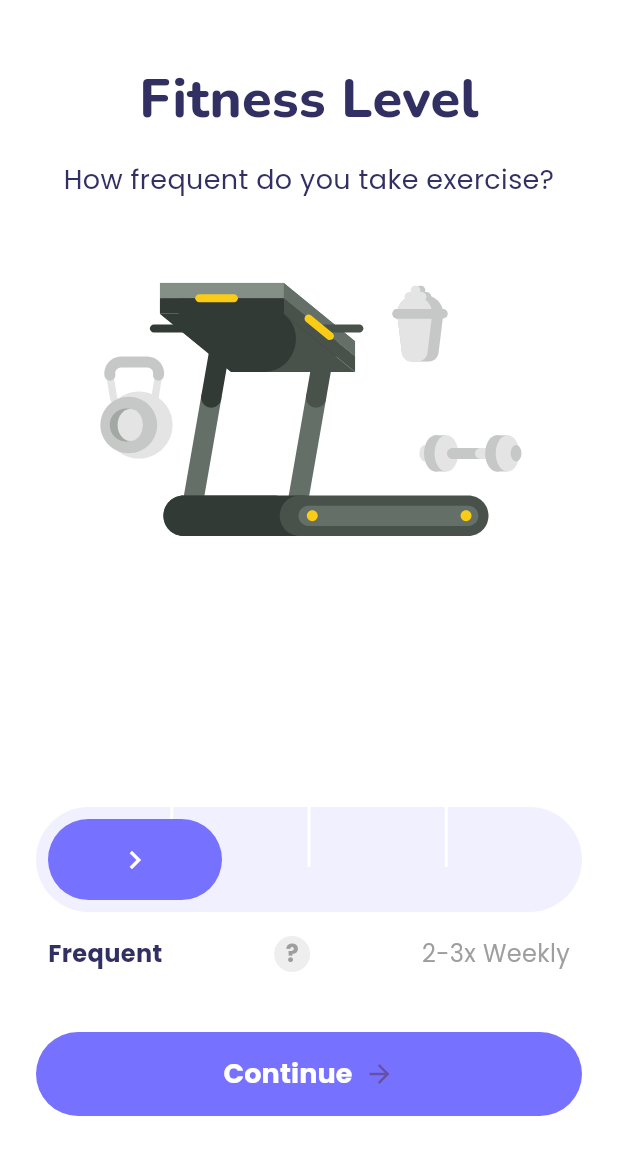
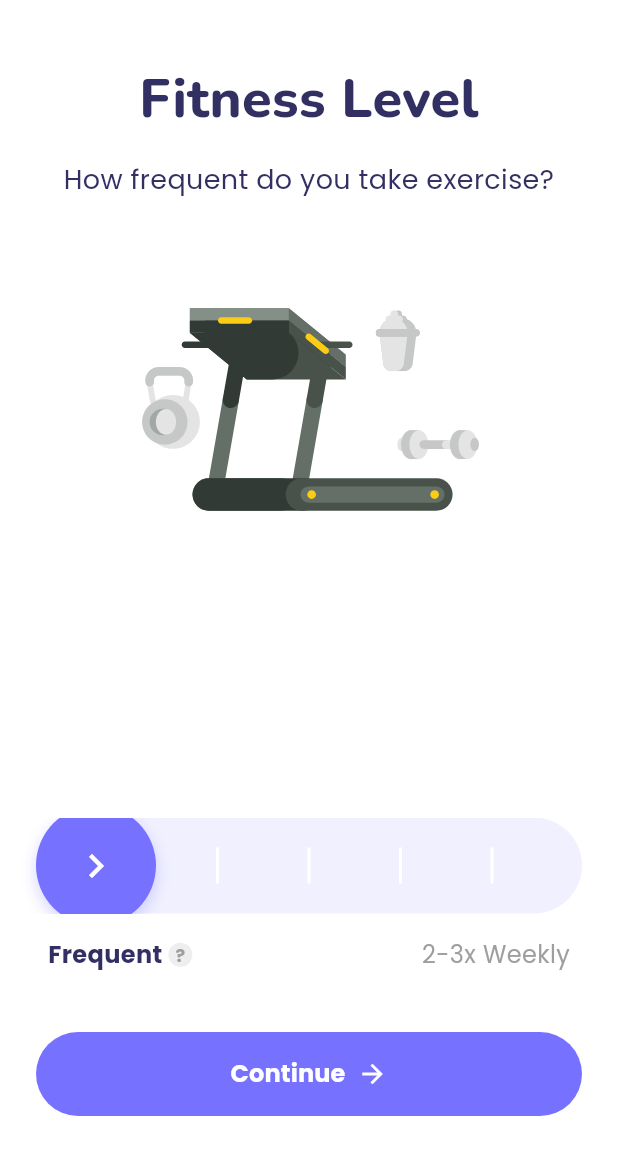
Before and after one commit to i-sifat/Water-Tracker, a Flutter app: the FitnessLevelScreen screen opened directly, on a phone screen of 412 x 824 dp, the part 84-1236 px from its top. Run offline on Flutter 3.47's test engine with Material 3 defaults, Android fonts, the phone set to English and light mode, and no system bars; our stand-ins replace fl_chart, flutter_svg, lottie, shared_preferences, vibration; accounts and stored records are empty.

Commit message:
onboarding trainning page fix

```diff
--- a/lib/screens/onboarding/training-frequency-screen.dart
+++ b/lib/screens/onboarding/training-frequency-screen.dart
@@ -1,7 +1,10 @@
 import 'package:flutter/material.dart';
 import 'package:flutter/services.dart';
+import 'package:flutter_svg/flutter_svg.dart';
+import 'package:shared_preferences/shared_preferences.dart';
+import 'package:watertracker/screens/onboarding/vegetables-fruits-screen.dart';
 import 'package:watertracker/utils/app_colors.dart';
-import 'package:flutter_svg/flutter_svg.dart';
+import 'package:watertracker/widgets/primary_button.dart';
 
 class FitnessLevelScreen extends StatefulWidget {
   const FitnessLevelScreen({Key? key}) : super(key: key);
@@ -11,7 +14,20 @@ class FitnessLevelScreen extends StatefulWidget {
 }
 
 class _FitnessLevelScreenState extends State<FitnessLevelScreen> {
-  int _selectedLevel = 0; // Default to first option (Frequent)
+  int _selectedLevel = 0;
+
+  Future<void> _saveFitnessLevel() async {
+    final prefs = await SharedPreferences.getInstance();
+    await prefs.setInt('fitness_level', _selectedLevel);
+  }
+
+  void _handleContinue() {
+    _saveFitnessLevel().then((_) {
+      Navigator.of(context).push(
+        MaterialPageRoute(builder: (context) => const VegetablesFruitsScreen()),
+      );
+    });
+  }
 
   @override
   Widget build(BuildContext context) {
@@ -85,101 +101,93 @@ class _FitnessLevelScreenState extends State<FitnessLevelScreen> {
                   ),
                   textAlign: TextAlign.center,
                 ),
-                const SizedBox(height: 40),
+                const SizedBox(height: 60),
 
-                // Fitness equipment illustration with additional equipment icons
-                Stack(
-                  alignment: Alignment.center,
-                  children: [
-                    // Main treadmill
-                    SvgPicture.asset(
+                // Fitness equipment illustration
+                SizedBox(
+                  height: 160,
+                  child: SvgPicture.asset(
                     'assets/onboarding_elements/trainning_icon.svg',
-                      height: 200,
+                    fit: BoxFit.contain,
                   ),
-
-                    // Additional positioned equipment can be added if needed
-                    // These would be added if the SVG doesn't include all equipment shown in the image
-                  ],
                 ),
 
                 const Spacer(),
 
-                // Slider container
+                // Custom slider with tick marks
+                Stack(
+                  children: [
+                    // Background track with tick marks
                     Padding(
                       padding: const EdgeInsets.symmetric(horizontal: 24.0),
                       child: Container(
                         width: double.infinity,
-                    height: 70,
+                        height: 64,
                         decoration: BoxDecoration(
                           color: const Color(0xFFF0F0FF),
-                      borderRadius: BorderRadius.circular(35),
+                          borderRadius: BorderRadius.circular(32),
                         ),
-                    child: Stack(
-                      children: [
-                        // Three vertical line indicators
-                        Row(
+                        child: Row(
                           mainAxisAlignment: MainAxisAlignment.spaceEvenly,
-                          children: List.generate(3, (index) {
+                          children: List.generate(5, (index) {
                             return Container(
                               width: 2,
-                              height: 40,
+                              height: 24,
                               color: Colors.white,
                             );
                           }),
                         ),
+                      ),
+                    ),
 
-                        // Animated selection pill
-                        AnimatedPositioned(
-                          duration: const Duration(milliseconds: 200),
-                          curve: Curves.easeInOut,
+                    // Slider thumb that overlaps the track
+                    Positioned(
+                      top: -8,
                       left:
-                              8 +
+                          24 +
                           (_selectedLevel *
-                                  ((MediaQuery.of(context).size.width - 48) /
-                                      3)),
-                          top: 8,
+                              ((MediaQuery.of(context).size.width - 48) / 3)),
                       child: GestureDetector(
-                            onTap: () {
-                              // This is just to ensure the blue pill is tappable if needed
+                        onHorizontalDragUpdate: (details) {
+                          final width = MediaQuery.of(context).size.width - 48;
+                          final segmentWidth = width / 3;
+                          final dx = details.globalPosition.dx - 24;
+                          final newLevel = (dx / segmentWidth).round().clamp(
+                            0,
+                            2,
+                          );
+                          if (newLevel != _selectedLevel) {
+                            setState(() {
+                              _selectedLevel = newLevel;
+                              HapticFeedback.selectionClick();
+                            });
+                          }
                         },
                         child: Container(
-                              width:
-                                  (MediaQuery.of(context).size.width - 64) / 3,
-                              height: 54,
+                          width: 80,
+                          height: 80,
                           decoration: BoxDecoration(
                             color: AppColors.lightBlue,
-                                borderRadius: BorderRadius.circular(27),
+                            borderRadius: BorderRadius.circular(40),
+                            boxShadow: [
+                              BoxShadow(
+                                color: AppColors.lightBlue.withOpacity(0.3),
+                                blurRadius: 8,
+                                offset: const Offset(0, 4),
                               ),
-                              child: Center(
+                            ],
+                          ),
+                          child: const Center(
                             child: Icon(
                               Icons.chevron_right,
                               color: Colors.white,
-                                  size: 24,
+                              size: 32,
                             ),
                           ),
                         ),
                       ),
                     ),
-
-                        // Touch areas for each option
-                        Row(
-                          children: List.generate(3, (index) {
-                            return Expanded(
-                              child: GestureDetector(
-                                onTap: () {
-                                  setState(() {
-                                    _selectedLevel = index;
-                                  });
-                                  HapticFeedback.selectionClick();
-                                },
-                                child: Container(color: Colors.transparent),
-                              ),
-                            );
-                          }),
-                        ),
                   ],
-                    ),
-                  ),
                 ),
 
                 const SizedBox(height: 16),
@@ -189,6 +197,9 @@ class _FitnessLevelScreenState extends State<FitnessLevelScreen> {
                   padding: const EdgeInsets.symmetric(horizontal: 32.0),
                   child: Row(
                     mainAxisAlignment: MainAxisAlignment.spaceBetween,
+                    children: [
+                      Row(
+                        mainAxisSize: MainAxisSize.min,
                         children: [
                           Text(
                             "Frequent",
@@ -204,23 +215,26 @@ class _FitnessLevelScreenState extends State<FitnessLevelScreen> {
                                       : FontWeight.normal,
                             ),
                           ),
+                          const SizedBox(width: 4),
                           Container(
-                        width: 24,
-                        height: 24,
+                            width: 16,
+                            height: 16,
                             decoration: BoxDecoration(
                               shape: BoxShape.circle,
                               color: Colors.grey.shade200,
                             ),
-                        child: Center(
+                            child: const Center(
                               child: Text(
                                 "?",
                                 style: TextStyle(
                                   color: Colors.grey,
-                              fontSize: 16,
+                                  fontSize: 12,
                                   fontWeight: FontWeight.bold,
                                 ),
                               ),
                             ),
+                          ),
+                        ],
                       ),
                       Text(
                         "2-3x Weekly",
@@ -248,38 +262,10 @@ class _FitnessLevelScreenState extends State<FitnessLevelScreen> {
           // Continue button
           Padding(
             padding: const EdgeInsets.fromLTRB(24, 0, 24, 24),
-            child: ElevatedButton(
-              onPressed: () {
-                // Navigate to the next screen
-                // Navigator.of(context).push(
-                //   MaterialPageRoute(
-                //     builder: (context) => const NextScreen(),
-                //   ),
-                // );
-              },
-              style: ElevatedButton.styleFrom(
-                backgroundColor: AppColors.lightBlue,
-                minimumSize: const Size(double.infinity, 56),
-                shape: RoundedRectangleBorder(
-                  borderRadius: BorderRadius.circular(28),
-                ),
-                elevation: 0,
-              ),
-              child: const Row(
-                mainAxisAlignment: MainAxisAlignment.center,
-                children: [
-                  Text(
-                    'Continue',
-                    style: TextStyle(
-                      fontSize: 18,
-                      fontWeight: FontWeight.w600,
-                      color: Colors.white,
-                    ),
-                  ),
-                  SizedBox(width: 8),
-                  Icon(Icons.arrow_forward, size: 20),
-                ],
-              ),
+            child: PrimaryButton(
+              text: 'Continue',
+              onPressed: _handleContinue,
+              rightIcon: const Icon(Icons.arrow_forward, size: 20),
             ),
           ),
         ],
```
Lines whose indentation alone changed are shown as unchanged.
